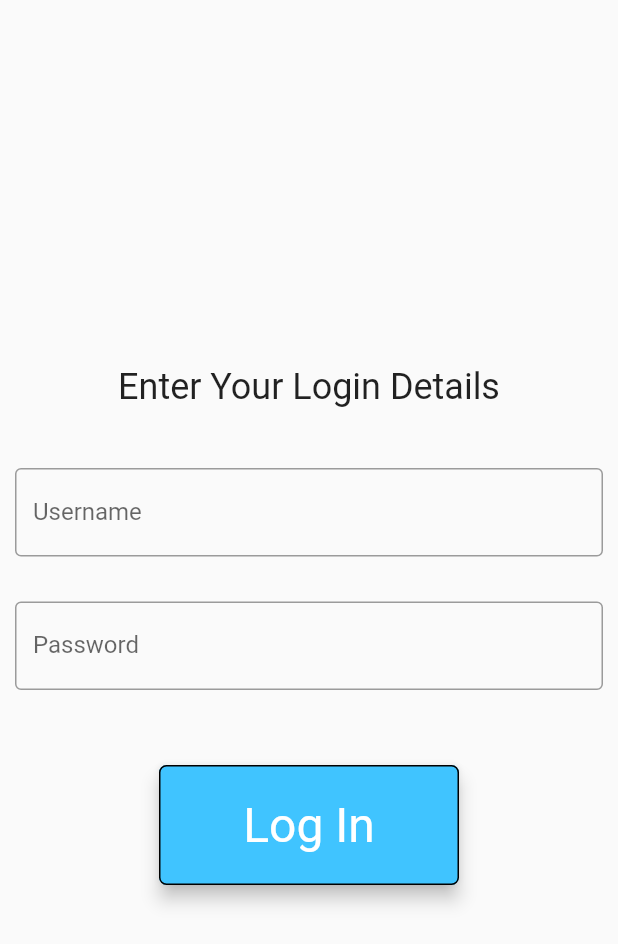
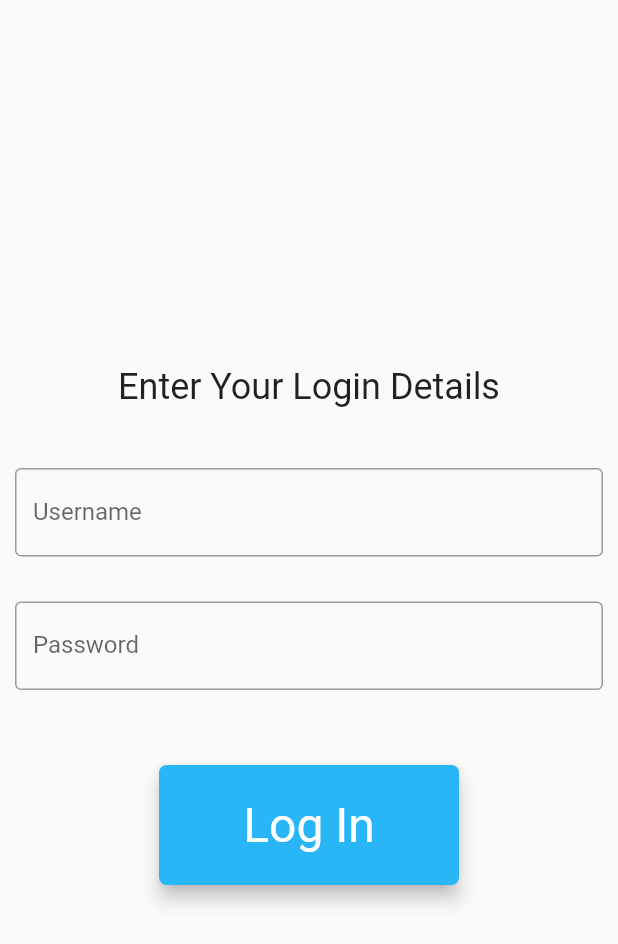
Before and after one commit to Maverickk6/flutter-task-2, a Flutter app: the screen it shows after launch, on a phone screen of 412 x 824 dp. Shown: the top 944 px of the screen. Run offline on Flutter 3.47's test engine with Material 2 defaults, Android fonts, the phone set to English and light mode, and no system bars.

Commit message:
changed button color

```diff
--- a/lib/main.dart
+++ b/lib/main.dart
@@ -80,10 +80,10 @@ class _MyHomePageState extends State<MyHomePage> {
                 elevation: 5.0,
                 textColor: Colors.white,
                 splashColor: Colors.yellow[200],
-                color: Colors.lightBlueAccent,
+                color: Colors.lightBlue[400],
                 shape: RoundedRectangleBorder(
                   borderRadius: new BorderRadius.circular(5.0),
-                  side: BorderSide(color: Colors.black),
+                  // side: BorderSide(color: Colors.black),
                 ),
                 onPressed: () => print("Button Pressed"),
                 child: new Text("Log In",
```
